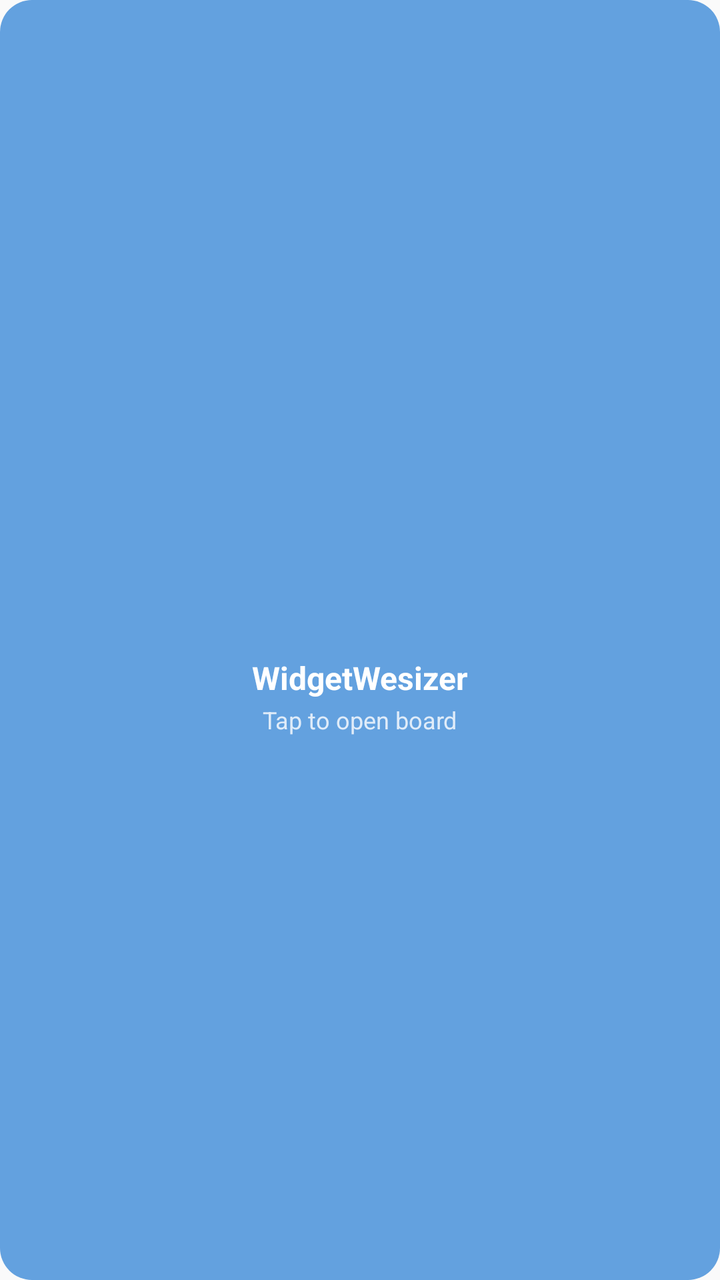
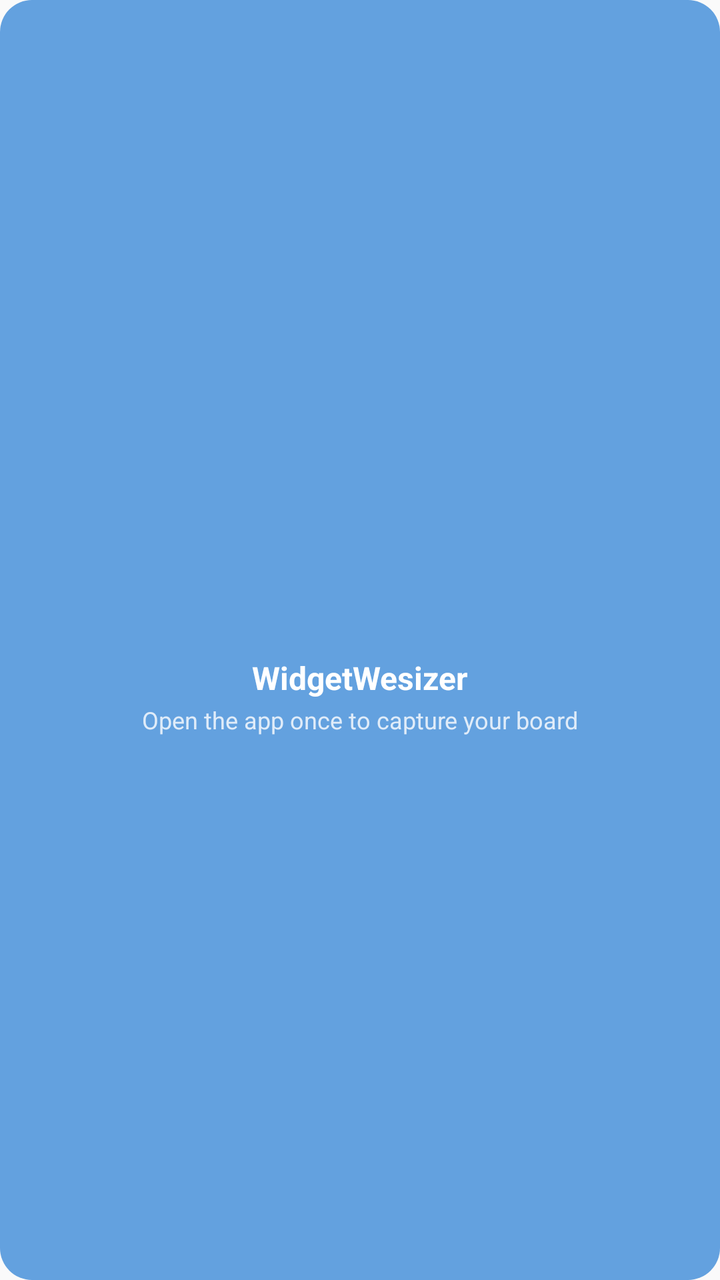

Screens rendered from an Android XML layout before and after an edit, with the pre-edit source and the edit as a unified diff.
<!-- AndroidManifest.xml: application theme Theme.WidgetWesizer -->
<!-- res/layout/widget_widgetwesizer.xml -->
<?xml version="1.0" encoding="utf-8"?>
<LinearLayout
    xmlns:android="http://schemas.android.com/apk/res/android"
    android:id="@+id/widget_root"
    android:layout_width="match_parent"
    android:layout_height="match_parent"
    android:orientation="vertical"
    android:gravity="center"
    android:padding="16dp"
    android:background="@drawable/widget_background">

    <ImageView
        android:layout_width="48dp"
        android:layout_height="48dp"
        android:src="@mipmap/ic_launcher"
        android:scaleType="fitCenter"
        android:contentDescription="@string/app_name" />

    <TextView
        android:layout_width="wrap_content"
        android:layout_height="wrap_content"
        android:layout_marginTop="8dp"
        android:text="@string/app_name"
        android:textColor="#FFFFFF"
        android:textSize="16sp"
        android:textStyle="bold" />

    <TextView
        android:layout_width="wrap_content"
        android:layout_height="wrap_content"
        android:layout_marginTop="2dp"
        android:text="@string/widget_tap_to_open"
        android:textColor="#CCFFFFFF"
        android:textSize="12sp" />

</LinearLayout>
<!-- resources referenced by this layout -->
<resources>
  <!-- drawable widget_background (drawable) -->
  <?xml version="1.0" encoding="utf-8"?>
  <shape xmlns:android="http://schemas.android.com/apk/res/android"
      android:shape="rectangle">
      <solid android:color="#AA1976D2" />
      <corners android:radius="16dp" />
  </shape>
  <!-- mipmap ic_launcher (mipmap-anydpi-v26) -->
  <?xml version="1.0" encoding="utf-8"?>
  <adaptive-icon xmlns:android="http://schemas.android.com/apk/res/android">
      <background android:drawable="@color/ic_launcher_background"/>
      <foreground android:drawable="@mipmap/ic_launcher_foreground"/>
  </adaptive-icon>
  <string name="app_name">WidgetWesizer</string>
  <string name="widget_tap_to_open">Tap to open board</string>
  <style name="Theme.WidgetWesizer" parent="android:Theme.Material.Light.NoActionBar" />
  <color name="ic_launcher_background">#FFFFFF</color>
</resources>

<!-- the commit's change to res/layout/widget_widgetwesizer.xml (unified diff, before → after) -->
@@ -1,36 +1,53 @@
 <?xml version="1.0" encoding="utf-8"?>
-<LinearLayout
+<FrameLayout
     xmlns:android="http://schemas.android.com/apk/res/android"
     android:id="@+id/widget_root"
     android:layout_width="match_parent"
     android:layout_height="match_parent"
-    android:orientation="vertical"
-    android:gravity="center"
-    android:padding="16dp"
     android:background="@drawable/widget_background">
 
+    
     <ImageView
-        android:layout_width="48dp"
-        android:layout_height="48dp"
-        android:src="@mipmap/ic_launcher"
-        android:scaleType="fitCenter"
-        android:contentDescription="@string/app_name" />
+        android:id="@+id/widget_snapshot"
+        android:layout_width="match_parent"
+        android:layout_height="match_parent"
+        android:scaleType="centerCrop"
+        android:visibility="gone" />
 
-    <TextView
-        android:layout_width="wrap_content"
-        android:layout_height="wrap_content"
-        android:layout_marginTop="8dp"
-        android:text="@string/app_name"
-        android:textColor="#FFFFFF"
-        android:textSize="16sp"
-        android:textStyle="bold" />
+    
+    <LinearLayout
+        android:id="@+id/widget_placeholder"
+        android:layout_width="match_parent"
+        android:layout_height="match_parent"
+        android:orientation="vertical"
+        android:gravity="center"
+        android:padding="16dp"
+        android:visibility="visible">
 
-    <TextView
-        android:layout_width="wrap_content"
-        android:layout_height="wrap_content"
-        android:layout_marginTop="2dp"
-        android:text="@string/widget_tap_to_open"
-        android:textColor="#CCFFFFFF"
-        android:textSize="12sp" />
+        <ImageView
+            android:layout_width="48dp"
+            android:layout_height="48dp"
+            android:src="@mipmap/ic_launcher"
+            android:scaleType="fitCenter"
+            android:contentDescription="@string/app_name" />
 
-</LinearLayout>
+        <TextView
+            android:layout_width="wrap_content"
+            android:layout_height="wrap_content"
+            android:layout_marginTop="8dp"
+            android:text="@string/app_name"
+            android:textColor="#FFFFFF"
+            android:textSize="16sp"
+            android:textStyle="bold" />
+
+        <TextView
+            android:layout_width="wrap_content"
+            android:layout_height="wrap_content"
+            android:layout_marginTop="2dp"
+            android:text="@string/widget_first_open"
+            android:textColor="#CCFFFFFF"
+            android:textSize="12sp" />
+
+    </LinearLayout>
+
+</FrameLayout>
<!-- resource entries referenced after the edit -->
@@ -14,7 +14,7 @@
       <foreground android:drawable="@mipmap/ic_launcher_foreground"/>
   </adaptive-icon>
   <string name="app_name">WidgetWesizer</string>
-  <string name="widget_tap_to_open">Tap to open board</string>
+  <string name="widget_first_open">Open the app once to capture your board</string>
   <style name="Theme.WidgetWesizer" parent="android:Theme.Material.Light.NoActionBar" />
   <color name="ic_launcher_background">#FFFFFF</color>
 </resources>
